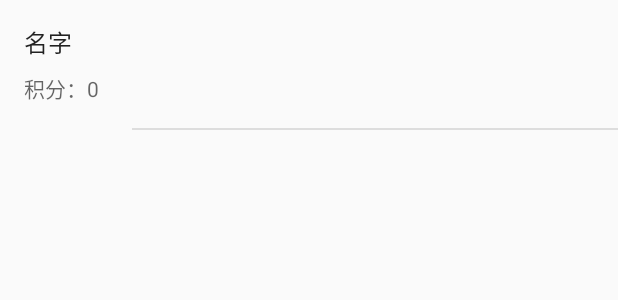
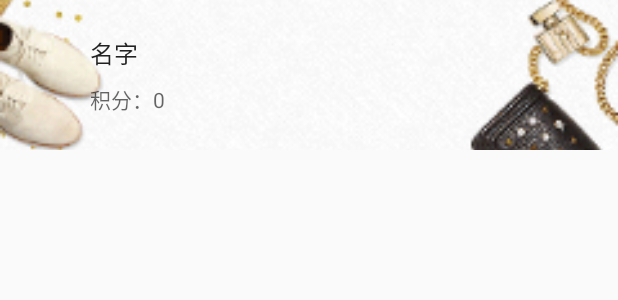
Before and after one commit to yuminghang/zhinan, an Android app: the layout ui_logined_account.xml on its own in the app's theme, with its tools: preview values and no code run, on a phone screen of 412 x 824 dp. Shown: the top 300 px of the screen. Run offline under Robolectric (Android 15) with nearby library versions, the phone set to English and light mode, and no system bars.

Commit message:
增加n个页面

```diff
--- a/app/src/main/res/layout/ui_logined_account.xml
+++ b/app/src/main/res/layout/ui_logined_account.xml
@@ -4,28 +4,39 @@
     android:layout_width="match_parent"
     android:layout_height="wrap_content"
     android:orientation="vertical"
-    android:paddingLeft="16dip"
-    android:paddingTop="16dip">
+    >
 
     <LinearLayout
         android:layout_width="match_parent"
         android:layout_height="wrap_content"
-        android:orientation="horizontal"
-        android:paddingBottom="16dip"
-        android:paddingRight="16dip">
+        android:orientation="vertical">
+        <FrameLayout
+            android:layout_width="match_parent"
+            android:layout_height="wrap_content">
+            <ImageView
+                android:layout_width="match_parent"
+                android:layout_height="match_parent"
+                android:scaleType="centerCrop"
+                android:src="@mipmap/new_personal_title_bg"/>
+            <LinearLayout
+                android:layout_width="match_parent"
+                android:layout_height="wrap_content"
+                android:layout_marginBottom="50dp"
+                android:layout_marginTop="50dp"
+                android:orientation="horizontal">
 
-        <RelativeLayout
-            android:layout_width="0dip"
-            android:layout_height="wrap_content"
-            android:layout_weight="1"
-            android:orientation="horizontal">
+
+            </LinearLayout>
 
             <LinearLayout
                 android:layout_width="match_parent"
                 android:layout_height="wrap_content"
                 android:orientation="vertical"
+                android:layout_marginLeft="60dp"
+                android:layout_marginRight="60dp"
                 android:layout_alignParentLeft="true"
-                android:layout_alignParentStart="true">
+                android:layout_alignParentStart="true"
+                android:layout_gravity="center">
 
                 <TextView
                     android:id="@+id/txtName"
@@ -47,17 +58,11 @@
                     android:text="积分：0"
                     android:textColor="?android:attr/textColorSecondary"
                     android:textSize="@dimen/textsize_secondary" />
+            </LinearLayout>
+        </FrameLayout>
 
-            </LinearLayout>
-        </RelativeLayout>
+
 
     </LinearLayout>
 
-    <View
-        android:id="@+id/divider"
-        android:layout_width="match_parent"
-        android:layout_height="1.0dip"
-        android:layout_marginLeft="72dip"
-        android:background="@drawable/divider_horizontal_bright_opaque" />
-
 </LinearLayout>
```
